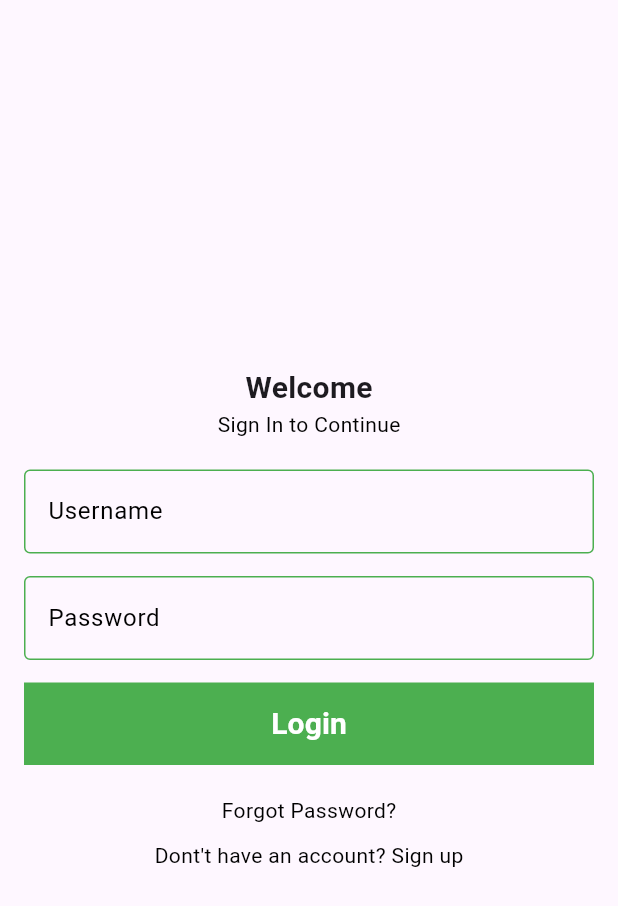
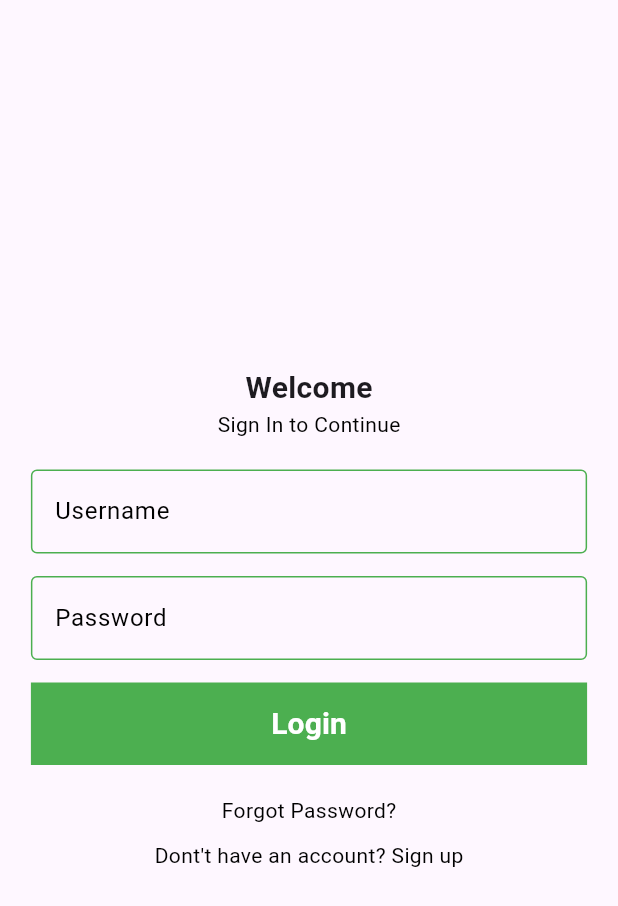
Before and after one commit to XyrelTenz/FlutterApps, a Flutter app: the LoginPage screen opened directly, on a phone screen of 412 x 824 dp. Shown: the top 906 px of the screen. Run offline on Flutter 3.47's test engine with Material 3 defaults, Android fonts, the light colour scheme and no system bars.

Commit message:
Login Page

```diff
--- a/lib/auth/login.dart
+++ b/lib/auth/login.dart
@@ -44,7 +44,7 @@ class _LoginPageState extends State<LoginPage> {
                   const SizedBox(height: 20),
 
                   SizedBox(
-                    width: 380,
+                    width: MediaQuery.of(context).size.width * 0.9,
                     child: TextField(
                       controller: usernameController,
                       obscureText: false,
@@ -65,7 +65,7 @@ class _LoginPageState extends State<LoginPage> {
                   const SizedBox(height: 15),
 
                   SizedBox(
-                    width: 380,
+                    width: MediaQuery.of(context).size.width * 0.9,
                     child: TextField(
                       controller: passwordController,
                       obscureText: true,
@@ -85,7 +85,7 @@ class _LoginPageState extends State<LoginPage> {
                   const SizedBox(height: 15),
 
                   SizedBox(
-                    width: 380,
+                    width: MediaQuery.of(context).size.width * 0.9,
                     height: 55.0,
                     child: TextButton(
                       onPressed: () {
--- a/lib/main.dart
+++ b/lib/main.dart
@@ -1,7 +1,8 @@
 import 'dart:io';
 
 import 'package:flutter/material.dart';
-import 'auth/login.dart';
+// import 'auth/login.dart';
+import "auth/login2.dart";
 
 void main() => runApp(const MyApp());
 
@@ -13,7 +14,7 @@ class MyApp extends StatelessWidget {
     return MaterialApp(
       debugShowCheckedModeBanner: false,
       // Root widget
-      home: LoginPage(),
+      home: Login2(),
     );
   }
 }
```
Also changed, not shown: lib/auth/login2.dart (added, +36 -0 lines).
